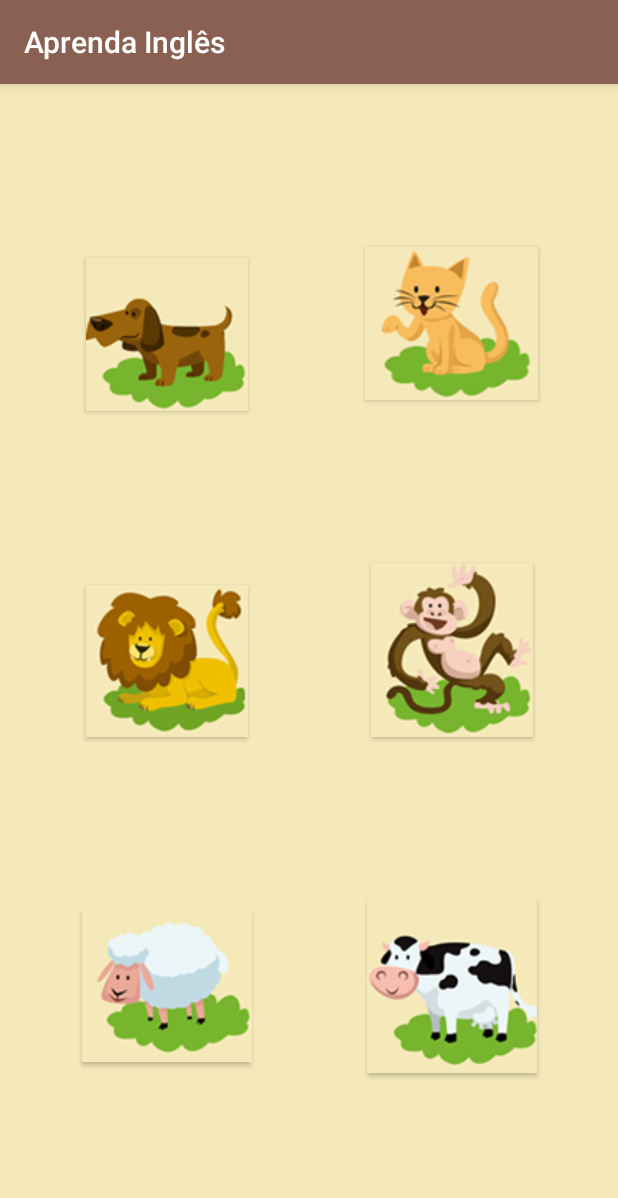
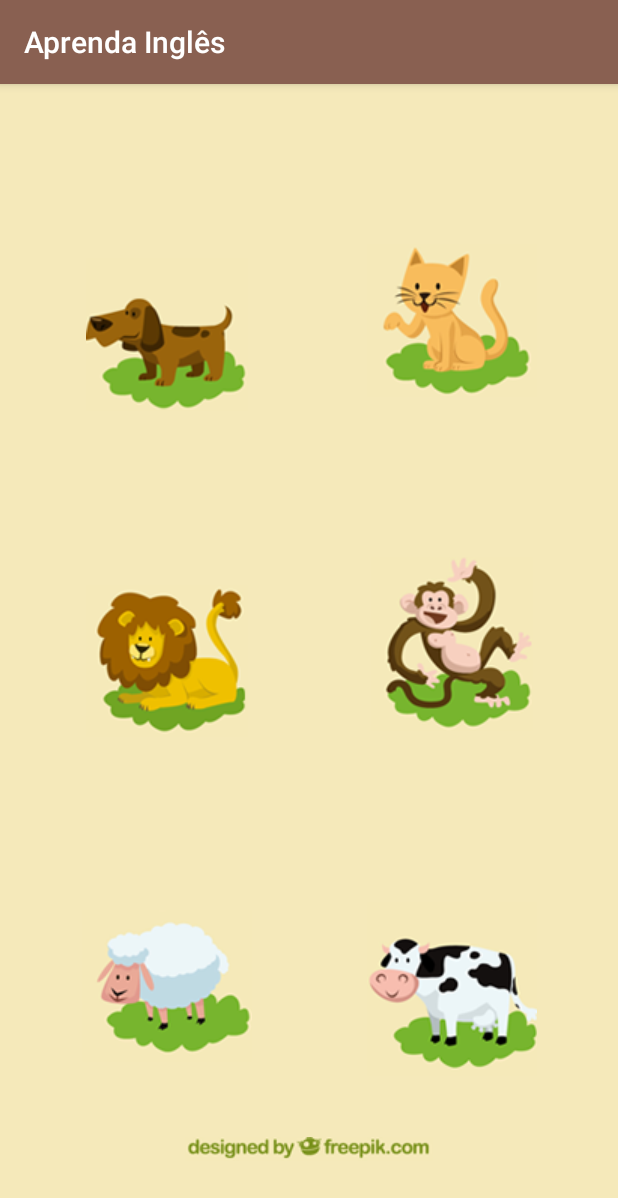
Before and after one commit to jhoni-costa/app_aprenda_ingles, an Android app: the fragment BichosFragment shown on its own in the app's theme, on a phone screen of 412 x 824 dp. Shown: the top 1198 px of the screen. Run offline under Robolectric (Android 15) with nearby library versions, the phone set to English and light mode, and no system bars.

Commit message:
Mudança de Button para ImageButton em fragment_bichos

```diff
--- a/app/src/main/AndroidManifest.xml
+++ b/app/src/main/AndroidManifest.xml
@@ -10,7 +10,7 @@
         android:supportsRtl="true"
         android:theme="@style/AppTheme">
         <activity
-            android:name=".activitys.MainActivity"
+            android:name=".activities.MainActivity"
             android:label="@string/app_name">
             <intent-filter>
                 <action android:name="android.intent.action.MAIN" />
--- a/app/src/main/java/br/com/jhonicosta/aprendaingles/fragments/BichosFragment.java
+++ b/app/src/main/java/br/com/jhonicosta/aprendaingles/fragments/BichosFragment.java
@@ -6,12 +6,13 @@ import android.view.LayoutInflater;
 import android.view.View;
 import android.view.ViewGroup;
 import android.widget.Button;
+import android.widget.ImageButton;
 
 import br.com.jhonicosta.aprendaingles.R;
 
 public class BichosFragment extends Fragment {
 
-    private Button cao, gato, leao, macaco, ovelha, vaca;
+    private ImageButton cao, gato, leao, macaco, ovelha, vaca;
 
     public BichosFragment() {
     }
--- a/app/src/main/res/layout/activity_main.xml
+++ b/app/src/main/res/layout/activity_main.xml
@@ -6,7 +6,7 @@
     android:layout_width="match_parent"
     android:layout_height="match_parent"
     android:orientation="vertical"
-    tools:context=".activitys.MainActivity">
+    tools:context=".activities.MainActivity">
 
     <com.ogaclejapan.smarttablayout.SmartTabLayout
         android:id="@+id/viewpagertab"
@@ -21,7 +21,7 @@
         app:stl_defaultTabTextMinWidth="0dp"
         app:stl_defaultTabTextSize="12sp"
         app:stl_distributeEvenly="true"
-        app:stl_dividerColor="@color/colorAccent"
+        app:stl_dividerColor="@android:color/transparent"
         app:stl_dividerThickness="1dp"
         app:stl_drawDecorationAfterTab="false"
         app:stl_indicatorAlwaysInCenter="false"
--- a/app/src/main/res/layout/fragment_bichos.xml
+++ b/app/src/main/res/layout/fragment_bichos.xml
@@ -8,67 +8,74 @@
     tools:context=".fragments.BichosFragment"
     tools:layout_editor_absoluteY="81dp">
 
-    <Button
+    <ImageButton
         android:id="@+id/cao"
         android:layout_width="wrap_content"
         android:layout_height="wrap_content"
         android:layout_marginStart="16dp"
-        android:background="@drawable/cao"
+        android:background="@android:color/transparent"
+        android:src="@drawable/cao"
         app:layout_constraintBottom_toTopOf="@+id/leao"
         app:layout_constraintEnd_toStartOf="@+id/guideline"
         app:layout_constraintStart_toStartOf="parent"
         app:layout_constraintTop_toTopOf="parent" />
 
-    <Button
+    <ImageButton
         android:id="@+id/gato"
-        android:layout_width="115dp"
+        android:layout_width="wrap_content"
         android:layout_height="wrap_content"
         android:layout_marginEnd="16dp"
-        android:background="@drawable/gato"
+        android:background="@android:color/transparent"
+        android:src="@drawable/gato"
         app:layout_constraintBottom_toTopOf="@+id/macaco"
         app:layout_constraintEnd_toEndOf="parent"
         app:layout_constraintStart_toStartOf="@+id/guideline"
         app:layout_constraintTop_toTopOf="parent" />
 
-    <Button
+    <ImageButton
         android:id="@+id/macaco"
         android:layout_width="wrap_content"
         android:layout_height="wrap_content"
         android:layout_marginEnd="16dp"
-        android:background="@drawable/macaco"
+        android:background="@android:color/transparent"
+        android:src="@drawable/macaco"
         app:layout_constraintBottom_toTopOf="@+id/vaca"
         app:layout_constraintEnd_toEndOf="parent"
         app:layout_constraintStart_toStartOf="@+id/guideline"
         app:layout_constraintTop_toBottomOf="@+id/gato" />
 
-    <Button
+    <ImageButton
         android:id="@+id/leao"
         android:layout_width="wrap_content"
         android:layout_height="wrap_content"
         android:layout_marginStart="16dp"
-        android:background="@drawable/leao"
+        android:background="@android:color/transparent"
+        android:src="@drawable/leao"
         app:layout_constraintBottom_toTopOf="@+id/ovelha"
         app:layout_constraintEnd_toStartOf="@+id/guideline"
         app:layout_constraintStart_toStartOf="parent"
         app:layout_constraintTop_toBottomOf="@+id/cao" />
 
-    <Button
+    <ImageButton
         android:id="@+id/ovelha"
         android:layout_width="wrap_content"
         android:layout_height="wrap_content"
         android:layout_marginStart="16dp"
-        android:background="@drawable/ovelha"
+        android:background="@android:color/transparent"
+        android:src="@drawable/ovelha"
         app:layout_constraintBottom_toBottomOf="parent"
         app:layout_constraintEnd_toStartOf="@+id/guideline"
         app:layout_constraintStart_toStartOf="parent"
         app:layout_constraintTop_toBottomOf="@+id/leao" />
 
-    <Button
+    <ImageButton
         android:id="@+id/vaca"
         android:layout_width="wrap_content"
         android:layout_height="wrap_content"
+        android:layout_marginTop="8dp"
         android:layout_marginEnd="16dp"
-        android:background="@drawable/vaca"
+        android:background="@android:color/transparent"
+        android:src="@drawable/vaca"
         app:layout_constraintBottom_toBottomOf="parent"
         app:layout_constraintEnd_toEndOf="parent"
         app:layout_constraintStart_toStartOf="@+id/guideline"
@@ -80,4 +87,18 @@
         android:layout_height="wrap_content"
         android:orientation="vertical"
         app:layout_constraintGuide_percent="0.5" />
+
+    <ImageButton
+        android:id="@+id/direitos"
+        android:layout_width="wrap_content"
+        android:layout_height="32dp"
+        android:layout_marginTop="8dp"
+        android:layout_marginBottom="8dp"
+        android:background="@android:color/transparent"
+        android:src="@drawable/direitos"
+        app:layout_constraintBottom_toBottomOf="parent"
+        app:layout_constraintEnd_toEndOf="parent"
+        app:layout_constraintStart_toStartOf="parent"
+        app:layout_constraintTop_toBottomOf="@+id/ovelha" />
+
 </android.support.constraint.ConstraintLayout>
```
Also changed, not shown: app/src/main/java/br/com/jhonicosta/aprendaingles/activities/MainActivity.java (renamed from app/src/main/java/br/com/jhonicosta/aprendaingles/activitys/MainActivity.java, +1 -6 lines).
